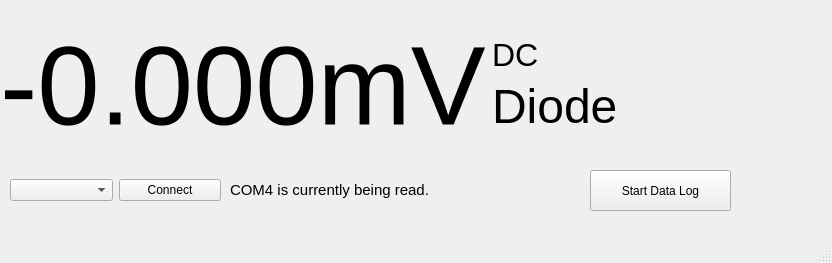
The window that src/application.ui (jason-shepherd/fs9922-dmm3-serial-ui) describes before a commit, drawn with Qt 5.
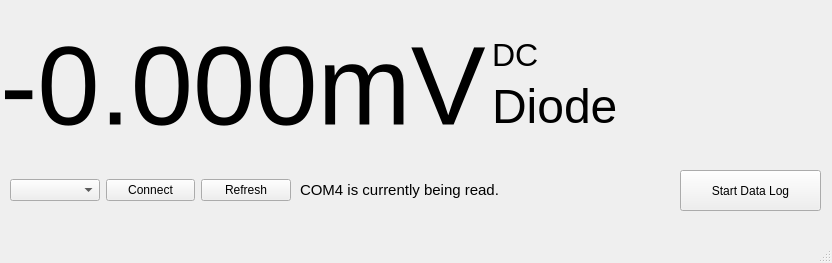
The same window after the commit.

Commit message: added refresh button for port select

The edit to the form file:
```diff
--- a/src/application.ui
+++ b/src/application.ui
@@ -19,7 +19,7 @@
      <rect>
       <x>10</x>
       <y>170</y>
-      <width>211</width>
+      <width>281</width>
       <height>41</height>
      </rect>
     </property>
@@ -34,12 +34,19 @@
        </property>
       </widget>
      </item>
+     <item>
+      <widget class="QPushButton" name="refreshButton">
+       <property name="text">
+        <string>Refresh</string>
+       </property>
+      </widget>
+     </item>
     </layout>
    </widget>
    <widget class="QLabel" name="comStatusLabel">
     <property name="geometry">
      <rect>
-      <x>230</x>
+      <x>300</x>
       <y>170</y>
       <width>381</width>
       <height>39</height>
@@ -57,7 +64,7 @@
    <widget class="QPushButton" name="pushButton_2">
     <property name="geometry">
      <rect>
-      <x>590</x>
+      <x>680</x>
       <y>170</y>
       <width>141</width>
       <height>41</height>
```
Left out of the diff: 4 changed lines with no effect on the pictures. The commit also changes 1 other file.
